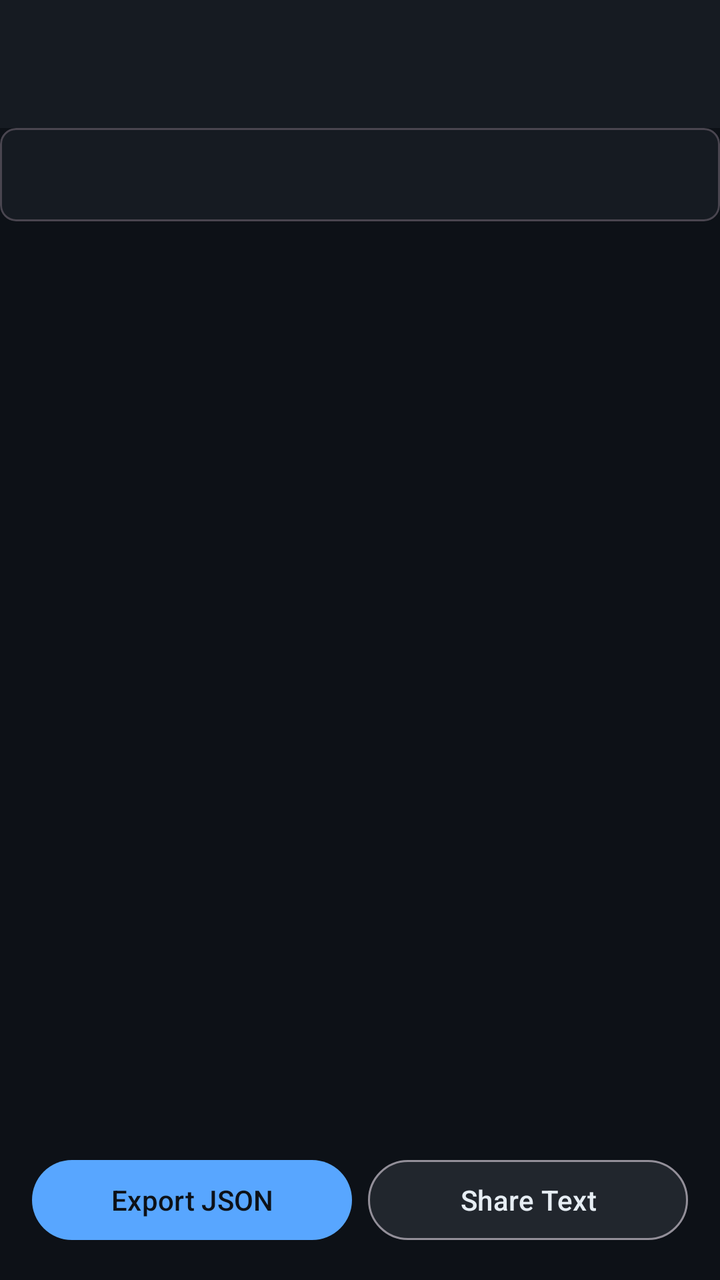
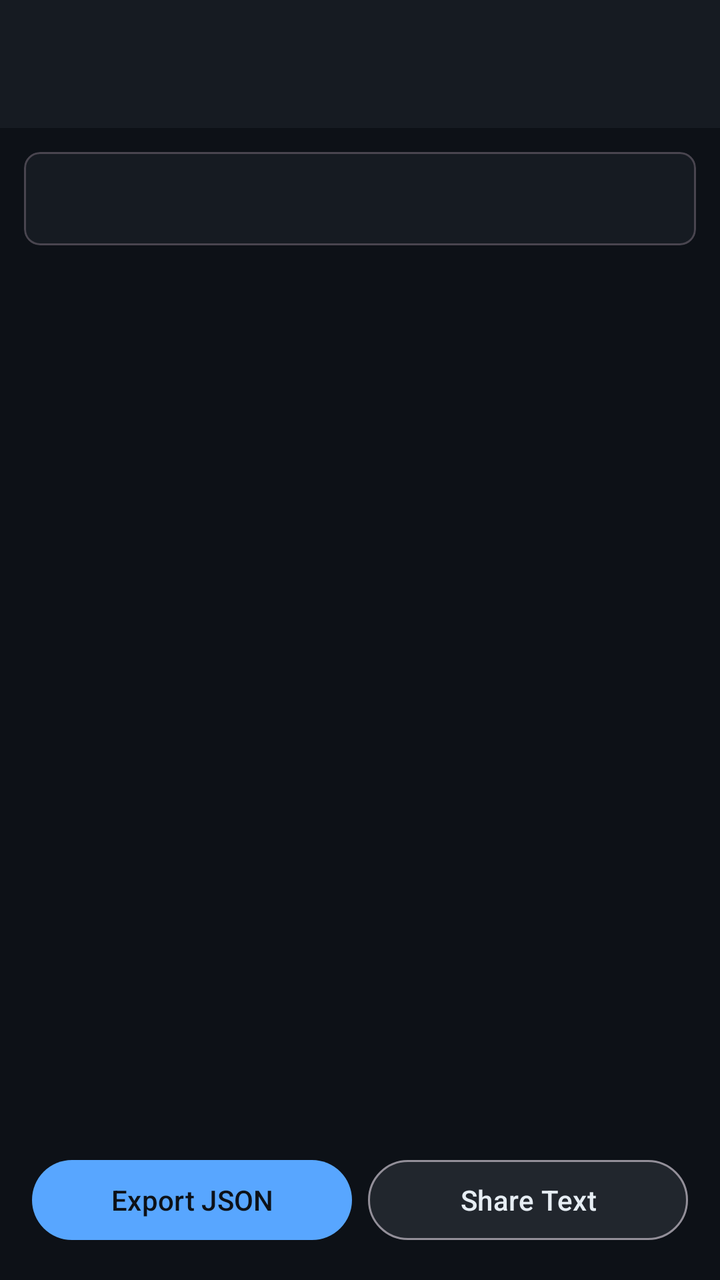

An Android layout rendered at two revisions. The XML below is the earlier revision; the diff shows what the commit changed to produce the second picture.
<!-- AndroidManifest.xml: application theme Theme.NFCAnalyzer -->
<!-- res/layout/activity_report.xml -->
<?xml version="1.0" encoding="utf-8"?>
<androidx.coordinatorlayout.widget.CoordinatorLayout
    xmlns:android="http://schemas.android.com/apk/res/android"
    xmlns:app="http://schemas.android.com/apk/res-auto"
    android:layout_width="match_parent"
    android:layout_height="match_parent"
    android:background="@color/background_dark">

    <com.google.android.material.appbar.AppBarLayout
        android:layout_width="match_parent"
        android:layout_height="wrap_content"
        app:backgroundColor="@color/surface_dark">
        <com.google.android.material.appbar.MaterialToolbar
            android:id="@+id/toolbar"
            android:layout_width="match_parent"
            android:layout_height="?attr/actionBarSize"
            app:titleTextColor="@color/text_primary" />
    </com.google.android.material.appbar.AppBarLayout>

    <LinearLayout
        android:layout_width="match_parent"
        android:layout_height="match_parent"
        android:orientation="vertical"
        app:layout_behavior="@string/appbar_scrolling_view_behavior">

        <ScrollView
            android:layout_width="match_parent"
            android:layout_height="0dp"
            android:layout_weight="1">

            <com.google.android.material.card.MaterialCardView
                android:layout_width="match_parent"
                android:layout_height="wrap_content"
                android:margin="12dp"
                app:cardBackgroundColor="@color/surface_dark"
                app:cardCornerRadius="8dp">

                <TextView
                    android:id="@+id/tv_report_preview"
                    android:layout_width="match_parent"
                    android:layout_height="wrap_content"
                    android:padding="16dp"
                    android:textColor="@color/text_primary"
                    android:textSize="11sp"
                    android:fontFamily="monospace"
                    android:lineSpacingExtra="2dp" />

            </com.google.android.material.card.MaterialCardView>
        </ScrollView>

        <LinearLayout
            android:layout_width="match_parent"
            android:layout_height="wrap_content"
            android:orientation="horizontal"
            android:padding="16dp">

            <com.google.android.material.button.MaterialButton
                android:id="@+id/btn_export_json"
                android:layout_width="0dp"
                android:layout_height="wrap_content"
                android:layout_weight="1"
                android:layout_marginEnd="8dp"
                android:text="Export JSON"
                app:backgroundTint="@color/accent_cyan"
                android:textColor="@color/background_dark" />

            <com.google.android.material.button.MaterialButton
                android:id="@+id/btn_share_text"
                android:layout_width="0dp"
                android:layout_height="wrap_content"
                android:layout_weight="1"
                android:text="Share Text"
                app:backgroundTint="@color/surface_elevated"
                android:textColor="@color/text_primary"
                style="@style/Widget.Material3.Button.OutlinedButton" />

        </LinearLayout>
    </LinearLayout>

</androidx.coordinatorlayout.widget.CoordinatorLayout>
<!-- resources referenced by this layout -->
<resources>
  <color name="accent_cyan">#58A6FF</color>
  <color name="background_dark">#0D1117</color>
  <color name="surface_dark">#161B22</color>
  <color name="surface_elevated">#21262D</color>
  <color name="text_primary">#E6EDF3</color>
  <style name="Theme.NFCAnalyzer" parent="Theme.Material3.Dark.NoActionBar">
          <item name="colorPrimary">@color/accent_cyan</item>
          <item name="colorPrimaryVariant">@color/accent_purple</item>
          <item name="colorOnPrimary">@color/background_dark</item>
          <item name="colorSecondary">@color/accent_purple</item>
          <item name="colorOnSecondary">@color/background_dark</item>
          <item name="colorSurface">@color/surface_dark</item>
          <item name="colorOnSurface">@color/text_primary</item>
          <item name="android:colorBackground">@color/background_dark</item>
          <item name="colorOnBackground">@color/text_primary</item>
          <item name="android:statusBarColor">@color/surface_dark</item>
          <item name="android:navigationBarColor">@color/background_dark</item>
          <item name="android:windowLightStatusBar">false</item>
          <item name="materialAlertDialogTheme">@style/ThemeOverlay.App.MaterialAlertDialog</item>
      </style>
  <color name="accent_purple">#BC8CFF</color>
  <style name="ThemeOverlay.App.MaterialAlertDialog" parent="ThemeOverlay.Material3.MaterialAlertDialog">
          <item name="colorSurface">@color/surface_elevated</item>
          <item name="colorOnSurface">@color/text_primary</item>
      </style>
</resources>

<!-- the commit's change to res/layout/activity_report.xml (unified diff, before → after) -->
@@ -31,7 +31,7 @@
             <com.google.android.material.card.MaterialCardView
                 android:layout_width="match_parent"
                 android:layout_height="wrap_content"
-                android:margin="12dp"
+                android:layout_margin="12dp"
                 app:cardBackgroundColor="@color/surface_dark"
                 app:cardCornerRadius="8dp">
 
